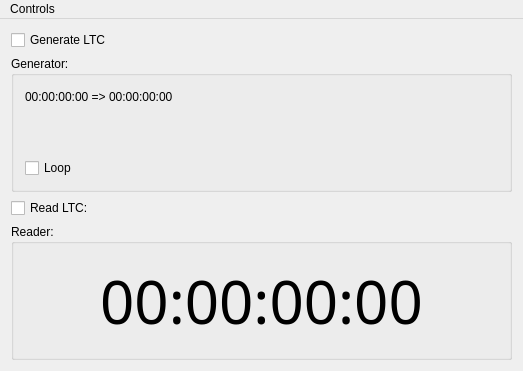
Before: the Qt Designer form app/LTCTool/LTCToolWindow.ui in JokerSync/Joker, drawn with Qt 5.
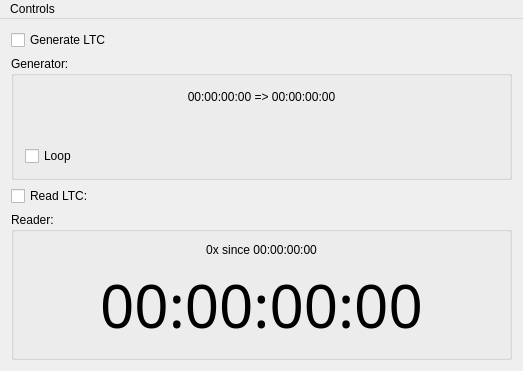
After: the same form once the commit is applied. Custom widgets are drawn as their Qt base class.

Commit message: add ltc reader stability indicator

```diff
--- a/app/LTCTool/LTCToolWindow.ui
+++ b/app/LTCTool/LTCToolWindow.ui
@@ -42,6 +42,9 @@
          <property name="text">
           <string>00:00:00:00 =&gt; 00:00:00:00</string>
          </property>
+         <property name="alignment">
+          <set>Qt::AlignCenter</set>
+         </property>
         </widget>
        </item>
        <item>
@@ -73,6 +76,16 @@
        <string>Reader:</string>
       </property>
       <layout class="QVBoxLayout" name="verticalLayout_2">
+       <item>
+        <widget class="QLabel" name="readInfoLabel">
+         <property name="text">
+          <string>0x since 00:00:00:00</string>
+         </property>
+         <property name="alignment">
+          <set>Qt::AlignCenter</set>
+         </property>
+        </widget>
+       </item>
        <item>
         <widget class="QLabel" name="lblSlave">
          <property name="font">
```
Left out of the diff: 2 changed lines with no effect on the pictures. The commit also changes 2 other files.
